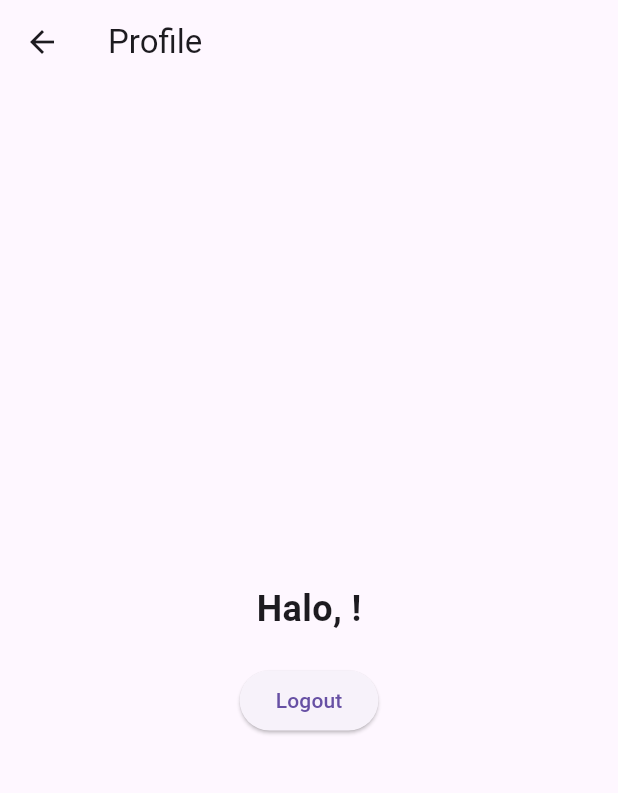
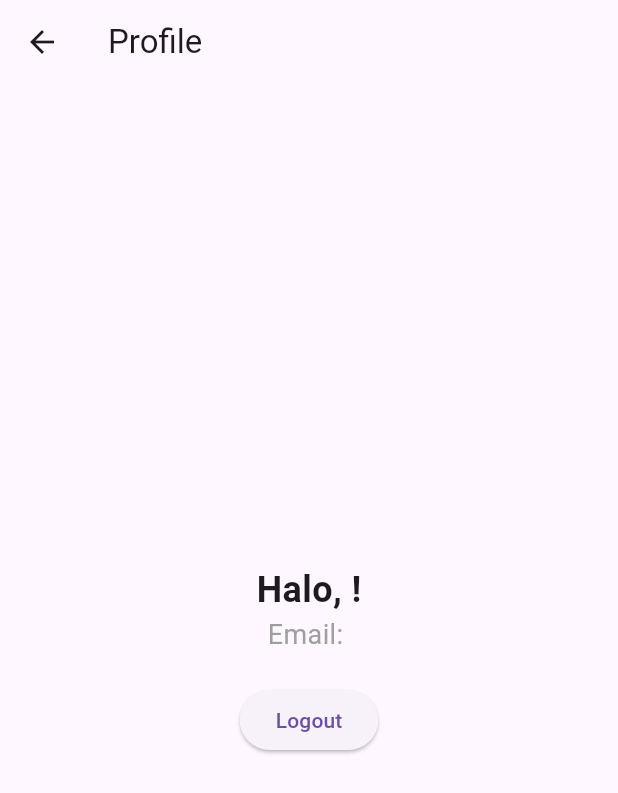
Before and after one commit to AmaliaSwastika/Monitoring-PandaBiru-Mobile, a Flutter app: the ProfileScreen screen opened directly, on a phone screen of 412 x 824 dp. Shown: the top 793 px of the screen. Run offline on Flutter 3.47's test engine with Material 3 defaults, Android fonts, the phone set to English and light mode, and no system bars; our stand-ins replace dio, shared_preferences; accounts and stored records are empty.

Commit message:
Add GET Email

```diff
--- a/lib/screen/login_screen.dart
+++ b/lib/screen/login_screen.dart
@@ -32,20 +32,23 @@ class _LoginScreenState extends State<LoginScreen> {
       _passwordController.text,
     );
 
-    // ✅ Print ID dan Token di debug console
+    // ✅ Print ID, Token, dan Email di debug console
     print("Login successfully!");
     print("ID: ${user.id}");
     print("Token: ${user.token}");
+    print("Email: ${user.email}");
 
-    // ✅ Simpan username & token ke SharedPreferences
+    // ✅ Simpan username, token & email ke SharedPreferences
     final prefs = await SharedPreferences.getInstance();
     await prefs.setString('username', user.username);
     await prefs.setString('token', user.token);
+    await prefs.setString('email', user.email);
 
-    // ✅ Print konfirmasi simpan di debug console
-    print("Username & Token telah disimpan di SharedPreferences");
+    // ✅ Print konfirmasi simpan
+    print("Username, Token & Email telah disimpan di SharedPreferences");
     print("Username: ${user.username}");
     print("Token: ${user.token}");
+    print("Email: ${user.email}");
 
     // ✅ Navigasi ke NavBar
     if (!mounted) return;
@@ -65,6 +68,7 @@ class _LoginScreenState extends State<LoginScreen> {
     });
   }
 }
+
 
 
 
--- a/lib/screen/profile_screen.dart
+++ b/lib/screen/profile_screen.dart
@@ -11,17 +11,19 @@ class ProfileScreen extends StatefulWidget {
 
 class _ProfileScreenState extends State<ProfileScreen> {
   String? _username;
+  String? _email;
 
   @override
   void initState() {
     super.initState();
-    _loadUsername();
+    _loadUserData();
   }
 
-  Future<void> _loadUsername() async {
+  Future<void> _loadUserData() async {
     final prefs = await SharedPreferences.getInstance();
     setState(() {
       _username = prefs.getString('username');
+      _email = prefs.getString('email');
     });
   }
 
@@ -29,6 +31,7 @@ class _ProfileScreenState extends State<ProfileScreen> {
     final prefs = await SharedPreferences.getInstance();
     await prefs.remove('username');
     await prefs.remove('token');
+    await prefs.remove('email');
 
     // Navigasi ke LoginScreen dan hilangkan semua screen sebelumnya
     if (!mounted) return;
@@ -52,6 +55,11 @@ class _ProfileScreenState extends State<ProfileScreen> {
                 "Halo, $_username!",
                 style: const TextStyle(fontSize: 24, fontWeight: FontWeight.bold),
               ),
+            if (_email != null)
+              Text(
+                "Email: $_email",
+                style: const TextStyle(fontSize: 18, color: Colors.grey),
+              ),
             const SizedBox(height: 20),
             ElevatedButton(
               onPressed: _logout,
```
